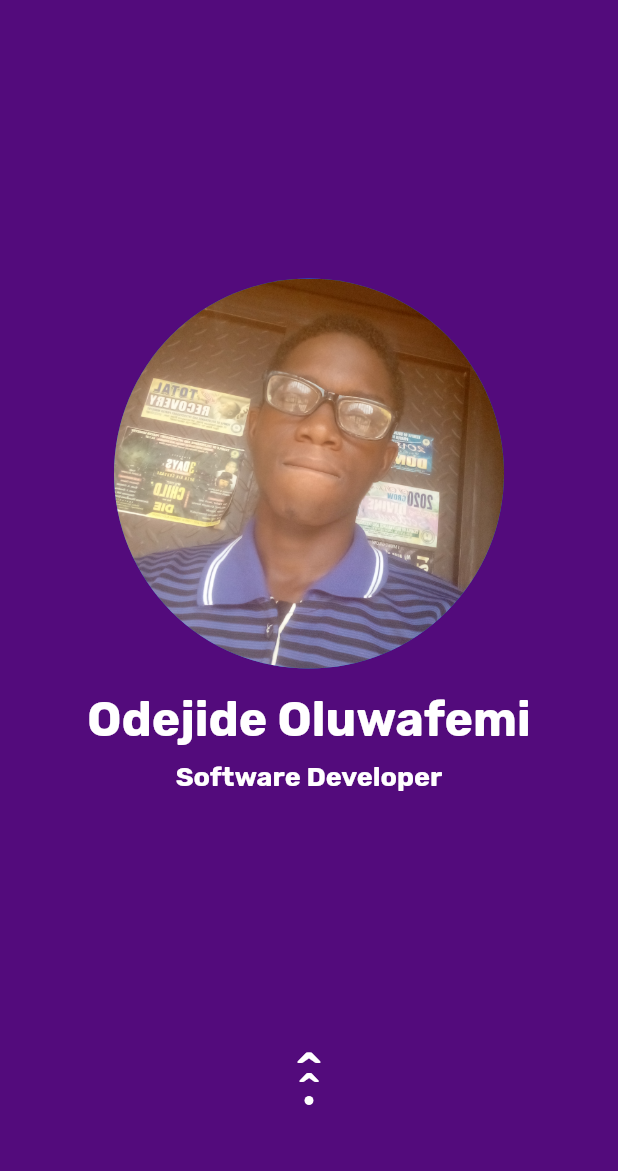
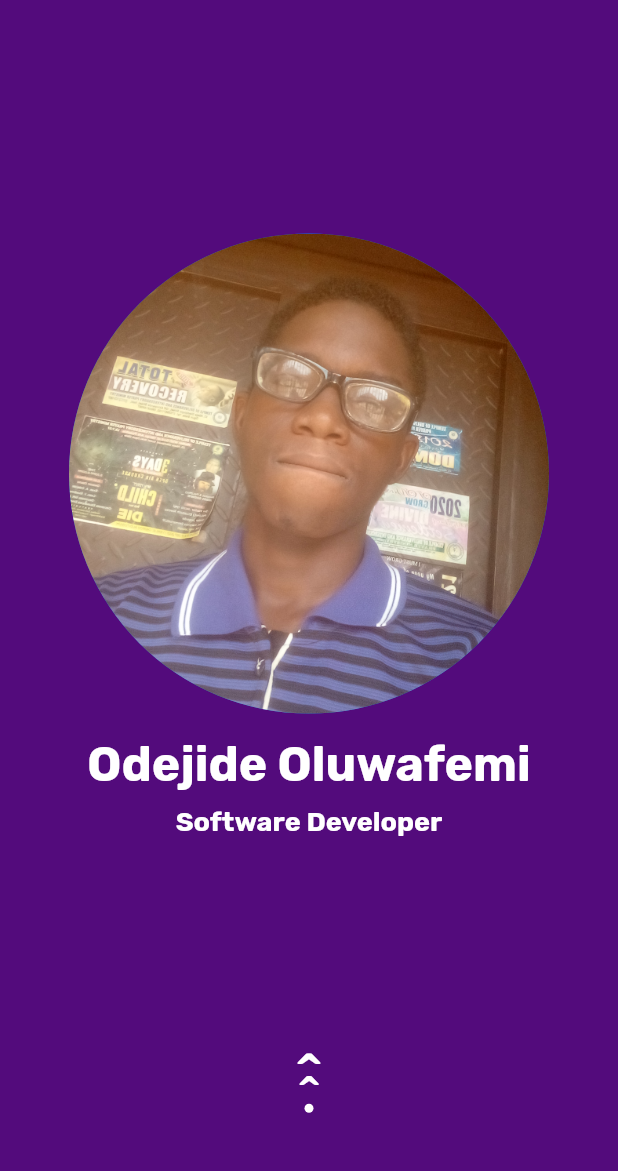
Before and after one commit to Odejide-Oluwafemi/ResumeApp, a Flutter app: the screen it shows after launch, on a phone screen of 412 x 824 dp, the part 65-1236 px from its top. Run offline on Flutter 3.47's test engine with Material 2 defaults, Android fonts, the phone set to English and light mode, and no system bars; our stand-ins replace google_fonts.

Commit message:
minimalistic animations and refactoring

```diff
--- a/lib/misc/app_colors.dart
+++ b/lib/misc/app_colors.dart
@@ -1,9 +1,8 @@
 import 'package:flutter/material.dart';
-import 'package:resume_app/misc/app_theme.dart';
-import 'package:resume_app/misc/config.dart';
 
+/// App Specific Colors
 class AppColors {
-  static Color appColor = Color.fromARGB(255, 83, 11, 124);
+  static Color appColor = const Color.fromARGB(255, 83, 11, 124);
   static const Color mainTextColor = Color(0xFF2e2e31);
   static const Color textColor = Colors.black87;
 }
--- a/lib/misc/config.dart
+++ b/lib/misc/config.dart
@@ -1,3 +1,4 @@
+/// Global variable
 library config.globals;
 
 import 'package:resume_app/misc/app_theme.dart';
--- a/lib/models/contact_model.dart
+++ b/lib/models/contact_model.dart
@@ -1,3 +1,4 @@
+/// Holds the Users' Contact Information
 class ContactModel {
   final String name;
   final String? imagePath;
--- a/lib/models/experience_model.dart
+++ b/lib/models/experience_model.dart
@@ -1,6 +1,12 @@
+/// Holds the Users' Project/Work History/Educational Background/Experience
 class ExperienceModel {
+  /// Title of Project / Job Post Held / The Experience in few words (e.g Volunteered to visit Orphanage Homes)
   final String projectTitle;
+
+  /// Full Description
   final String description;
+
+  /// An option path to an Icon that fits the [projectTitle].
   final String? imagePath;
 
   const ExperienceModel({
--- a/lib/models/skill_model.dart
+++ b/lib/models/skill_model.dart
@@ -1,5 +1,8 @@
 class SkillModel {
+  /// Path to image file
   final String imagePath;
+
+  /// Skill Name
   final String name;
 
   const SkillModel({
--- a/lib/pages/details_page.dart
+++ b/lib/pages/details_page.dart
@@ -9,13 +9,22 @@ import 'package:resume_app/widgets/social_card.dart';
 import 'package:resume_app/widgets/tech_stack_card.dart';
 import 'package:url_launcher/url_launcher.dart' as url_launcher;
 
+/// Full User Info Page
 class DetailsPage extends StatelessWidget {
+  /// The [UserModel] containing the necessary information. See [UserModel].
   final UserModel user;
   const DetailsPage(this.user, {super.key});
 
   @override
   Widget build(BuildContext context) {
-    Widget headerWithDivider(String headerText, {double size = 15}) {
+    /// Template for creating a Header Section
+    Widget headerWithDivider(
+      /// The Headers' Text
+      String headerText, {
+
+      /// Size of the [headerText]
+      double size = 15,
+    }) {
       return Column(
         children: [
           Center(child: MainText(headerText, size: size)),
@@ -31,17 +40,20 @@ class DetailsPage extends StatelessWidget {
     }
 
     return Scaffold(
-      body: ListView(
+      body: Container(
+        margin: const EdgeInsets.only(top: 25),
+        child: ListView(
           scrollDirection: Axis.vertical,
           children: [
             Padding(
               padding: const EdgeInsets.only(
                 top: 15,
-              left: 8,
-              right: 8,
+                left: 20,
+                right: 20,
               ),
               child: Column(
                 children: [
+                  // Overview Section
                   headerWithDivider("OVERVIEW"),
                   SizedBox(
                     child: Card(
@@ -58,6 +70,8 @@ class DetailsPage extends StatelessWidget {
                     ),
                   ),
                   const SizedBox(height: 18),
+
+                  // Skills Section
                   headerWithDivider("SKILLS"),
                   Card(
                     margin: const EdgeInsets.all(3),
@@ -66,7 +80,7 @@ class DetailsPage extends StatelessWidget {
                     child: Container(
                       width: double.maxFinite,
                       alignment: Alignment.center,
-                    height: 180,
+                      height: 250,
                       padding: const EdgeInsets.all(8),
                       child: GridView.count(
                         scrollDirection: Axis.vertical,
@@ -83,6 +97,8 @@ class DetailsPage extends StatelessWidget {
                     ),
                   ),
                   const SizedBox(height: 18),
+
+                  // Experiences/Projects Section
                   headerWithDivider("EXPERIENCES/PROJECTS"),
                   Card(
                     margin: const EdgeInsets.all(3),
@@ -143,8 +159,9 @@ class DetailsPage extends StatelessWidget {
                     ),
                   ),
                   const SizedBox(height: 18),
+
+                  //CONTACT SECTION
                   headerWithDivider("CONTACT ME"),
-                //CONTACT SECTION
                   Container(
                     width: double.maxFinite,
                     margin: const EdgeInsets.all(3),
@@ -172,9 +189,8 @@ class DetailsPage extends StatelessWidget {
                 ],
               ),
             ),
-          //START
+            const SizedBox(height: 23),
 
-          const SizedBox(height: 23),
             //FOOTER
             Container(
               width: double.maxFinite,
@@ -201,11 +217,20 @@ class DetailsPage extends StatelessWidget {
             ),
           ],
         ),
+      ),
     );
   }
 
-  Future<void> launch(BuildContext context, ContactModel model) async {
+  /// Launching a URL
+  Future<void> launch(
+    /// The [BuildContext]
+    BuildContext context,
+
+    /// The [ContactModel] containing the required Contact details. See [ContactModel]
+    ContactModel model,
+  ) async {
     //print("LAUNCH INITIATED OOO!!!!");
+    /// The Scheme indicating the type of the URL
     String? scheme;
     if (model.type.toLowerCase().contains('mail')) {
       scheme = 'mailto:';
@@ -234,19 +259,5 @@ class DetailsPage extends StatelessWidget {
     if (!await url_launcher.launchUrl(url)) {
       throw "Error Ocurred while Launching";
     }
-/*
-    final link = Uri(
-      scheme: scheme,
-      path: model.url,
-    );
-
-    if (await url_launcher.canLaunchUrl(link)) {
-      url_launcher.launchUrl(
-        link,
-      );
-    } else {
-      print("ERROR OOO!!!!");
-      throw Exception("An Error Occured! Check the Url and try again");
-    } */
   }
 }
--- a/lib/pages/overview_page.dart
+++ b/lib/pages/overview_page.dart
@@ -1,11 +1,21 @@
 import 'package:flutter/material.dart';
 import 'package:resume_app/misc/config.dart';
 import 'package:resume_app/widgets/main_text.dart';
+import 'package:resume_app/widgets/scroll_arrow.dart';
+import 'package:resume_app/widgets/user_image.dart';
 
+/// A Summary of the Users' Profile
 class OverviewPage extends StatelessWidget {
+  /// Users' Image Path
   final String? profileImagePath;
+
+  /// Users; Job Title
   final String jobTitle;
+
+  /// Users' Last Name
   final String lastName;
+
+  /// Users' First Name
   final String firstName;
 
   const OverviewPage({
@@ -19,12 +29,10 @@ class OverviewPage extends StatelessWidget {
   @override
   Widget build(BuildContext context) {
     return Scaffold(
+      // AppBar
       appBar: AppBar(
-        // toolbarHeight: 30,
         centerTitle: true,
         elevation: 0,
-        //backgroundColor:
-        //currentTheme.inDarkMode() ? Colors.black : AppColors.appColor,
         title: const Padding(
           padding: EdgeInsets.all(8.0),
           child: MainText(
@@ -32,7 +40,9 @@ class OverviewPage extends StatelessWidget {
             color: Colors.white,
           ),
         ),
+        // Right Side of [AppBar]
         actions: [
+          // Theme Switch button
           Padding(
             padding: const EdgeInsets.all(8.0),
             child: IconButton(
@@ -58,20 +68,14 @@ class OverviewPage extends StatelessWidget {
             Column(
               mainAxisAlignment: MainAxisAlignment.center,
               children: [
-                CircleAvatar(
-                  maxRadius: MediaQuery.of(context).orientation ==
+                UserImage(
+                  profileImagePath: profileImagePath,
+                  startSize: 20,
+                  endSize: MediaQuery.of(context).orientation ==
                               Orientation.landscape ||
                           MediaQuery.of(context).size.width > 720
-                      ? 70
-                      : 130,
-                  backgroundImage: AssetImage(profileImagePath!),
-                  child: profileImagePath != null
-                      ? Container()
-                      : const Icon(
-                          Icons.person,
-                          size: 90,
-                          color: Colors.white,
-                        ),
+                      ? 120
+                      : 160,
                 ),
                 const SizedBox(height: 15),
                 MainText(
@@ -93,45 +97,8 @@ class OverviewPage extends StatelessWidget {
             //BOTTOM ARROW
             MediaQuery.of(context).orientation == Orientation.landscape
                 ? Container()
-                : Container(
-                    width: 36,
-                    height: 80,
-                    alignment: Alignment.topCenter,
-                    child: Stack(
-                      alignment: Alignment.topCenter,
-                      children: [
-                        const Positioned(
-                          child: Text(
-                            '^',
-                            style: TextStyle(
-                              color: Colors.white,
-                              fontSize: 50,
-                            ),
-                          ),
-                        ),
-                        const Positioned(
-                          top: 16,
-                          child: Text(
-                            '^',
-                            style: TextStyle(
-                              color: Colors.white,
-                              fontSize: 42,
-                            ),
-                          ),
-                        ),
-                        Positioned(
-                          top: 40,
-                          child: Container(
-                            width: 6,
-                            height: 6,
-                            decoration: BoxDecoration(
-                              color: Colors.white,
-                              borderRadius: BorderRadius.circular(8),
-                            ),
-                          ),
-                        ),
-                      ],
-                    ),
+                : const SizedBox(
+                    child: ScrollArrow(),
                   ),
           ],
         ),
--- a/lib/widgets/app_text.dart
+++ b/lib/widgets/app_text.dart
@@ -1,5 +1,6 @@
 import 'package:flutter/material.dart';
 
+/// A Simple Text with adjustable theming for normal Texts
 class AppText extends StatelessWidget {
   final String text;
   final double size;
--- a/lib/widgets/experience_card.dart
+++ b/lib/widgets/experience_card.dart
@@ -3,8 +3,12 @@ import 'package:resume_app/misc/app_colors.dart';
 import 'package:resume_app/models/experience_model.dart';
 import 'package:resume_app/widgets/app_text.dart';
 
+///  The Widget for users' experiences/projects
 class ExperienceCard extends StatelessWidget {
+  /// The [ExperienceModel] containing the required details. See [ExperienceModel] class
   final ExperienceModel model;
+
+  /// Anything to be added at the bottom of the card, Usually the a Widget for showing the currently selected card in a List
   final Widget? bottomWidget;
   const ExperienceCard(this.model, {super.key, this.bottomWidget});
   @override
@@ -34,11 +38,6 @@ class ExperienceCard extends StatelessWidget {
                       )
                     : Container(),
               ),
-              /* CircleAvatar(
-                radius: 26,
-                backgroundImage: model.image.image,
-                child: model.image == null ? Icon(Icons.add) : Container(),
-              ), */
               const SizedBox(width: 8),
               Column(
                 crossAxisAlignment: CrossAxisAlignment.start,
@@ -78,11 +77,3 @@ class ExperienceCard extends StatelessWidget {
     );
   }
 }
-
-/*
-SingleChildScrollView(
-            child: AppText(
-              "A Software Enthusiast with Strong passion for Video Game and Mobile Application Development. He has been in the Software field for more than 4 years. He is a Team Player with great communication skills. Outside of the Tech space, he is a Guitarist and during his spare time, he engages in 3D modelling (blender), Photo Editing/Image Manipulation (GIMP) and Music Production (FL Studio).",
-            ),
-          ),
-*/
--- /dev/null
+++ b/lib/widgets/scroll_arrow.dart
@@ -0,0 +1,116 @@
+import 'package:flutter/material.dart';
+
+/// Animated Arrows indicating to the user that there is another page beneath
+/// Would probably make it reuseable...later...perhaps.
+class ScrollArrow extends StatefulWidget {
+  const ScrollArrow({super.key});
+
+  @override
+  State<ScrollArrow> createState() => _ScrollArrowState();
+}
+
+class _ScrollArrowState extends State<ScrollArrow>
+    with TickerProviderStateMixin {
+  // Setting up
+  late AnimationController _controller;
+  late AnimationController _controllerSlow;
+  late AnimationController _controllerVSlow;
+  late Animation<double> floatAnimationCenter;
+  late Animation<double> floatAnimationTop;
+  late Animation<double> floatAnimationBottom;
+
+  @override
+  void initState() {
+    // Initializing
+    super.initState();
+    _controller = AnimationController(
+      vsync: this,
+      duration: const Duration(seconds: 1),
+    );
+    _controllerSlow = AnimationController(
+      vsync: this,
+      duration: const Duration(seconds: 1, milliseconds: 50),
+    );
+    _controllerVSlow = AnimationController(
+      vsync: this,
+      duration: const Duration(seconds: 2),
+    );
+    floatAnimationCenter = Tween<double>(begin: 19, end: 8).animate(
+        CurvedAnimation(parent: _controller, curve: Curves.easeInOutCubic));
+    Tween<double>(begin: 16, end: 3).animate(
+        CurvedAnimation(parent: _controllerSlow, curve: Curves.easeInOutCubic));
+    Tween<double>(begin: 16, end: 3).animate(CurvedAnimation(
+        parent: _controllerVSlow, curve: Curves.easeInOutCubic));
+    floatAnimationTop =
+        Tween<double>(begin: 4, end: -1).animate(_controllerSlow);
+    floatAnimationBottom =
+        Tween<double>(begin: 46, end: 38).animate(_controllerVSlow);
+
+    _controller.addListener(() {
+      setState(() {});
+    });
+    _controllerSlow.addListener(() {
+      setState(() {});
+    });
+    _controllerVSlow.addListener(() {
+      setState(() {});
+    });
+
+    _controller.repeat(reverse: true);
+    _controllerSlow.repeat(reverse: true);
+    _controllerVSlow.repeat(reverse: true);
+  }
+
+  @override
+  void dispose() {
+    _controller.dispose();
+    _controllerSlow.dispose();
+    _controllerVSlow.dispose();
+    super.dispose();
+  }
+
+  @override
+  Widget build(BuildContext context) {
+    return Container(
+      width: 36,
+      height: 80,
+      alignment: Alignment.topCenter,
+      child: Stack(
+        alignment: Alignment.topCenter,
+        children: [
+          Positioned(
+            top: floatAnimationTop.value,
+            child: const Text(
+              '^',
+              style: TextStyle(
+                color: Colors.white,
+                fontSize: 50,
+              ),
+            ),
+          ),
+          Positioned(
+            top: floatAnimationCenter.value,
+            child: const Text(
+              '^',
+              style: TextStyle(
+                color: Colors.white,
+                fontSize: 42,
+              ),
+            ),
+          ),
+          Positioned(
+            top: floatAnimationBottom.value,
+            child: Container(
+              width: 6,
+              height: 6,
+              decoration: BoxDecoration(
+                color: Colors.white,
+                borderRadius: BorderRadius.circular(8),
+              ),
+            ),
+          ),
+        ],
+      ),
+    );
+  }
+}
--- a/lib/widgets/social_card.dart
+++ b/lib/widgets/social_card.dart
@@ -3,9 +3,14 @@ import 'package:resume_app/misc/app_colors.dart';
 import 'package:resume_app/models/contact_model.dart';
 import 'package:resume_app/widgets/main_text.dart';
 
+/// The Widget for users' contact handles
 class SocialCard extends StatelessWidget {
+  /// The [ContactModel] containing the contact details. See [ContactModel].
   final ContactModel model;
+
+  /// Callback to lauch the url and contact the contact, lol.
   final Function onTap;
+
   const SocialCard(this.model, {required this.onTap, super.key});
 
   @override
--- a/lib/widgets/tech_stack_card.dart
+++ b/lib/widgets/tech_stack_card.dart
@@ -3,14 +3,15 @@ import 'package:resume_app/misc/app_colors.dart';
 import 'package:resume_app/models/skill_model.dart';
 import 'package:resume_app/widgets/app_text.dart';
 
+/// The Widget for users' skillsets
 class TechStackCard extends StatelessWidget {
+  /// The [SkillModel] containing the required details. See [SkillModel] class
   final SkillModel model;
 
   const TechStackCard(this.model, {super.key});
   @override
   Widget build(BuildContext context) {
     return SizedBox(
-      //height: 500,
       child: Wrap(
         alignment: WrapAlignment.center,
         runAlignment: WrapAlignment.spaceEvenly,
@@ -26,11 +27,6 @@ class TechStackCard extends StatelessWidget {
               ),
             ),
           ),
-          /* CircleAvatar(
-            radius: 25,
-            backgroundImage: AssetImage(model.imagePath,),
-
-          ), */
           Divider(
             color: AppColors.appColor,
             thickness: 2.7,
@@ -41,7 +37,6 @@ class TechStackCard extends StatelessWidget {
           AppText(
             model.name,
             color: Colors.black87,
-            size: 12,
           ),
         ],
       ),
--- /dev/null
+++ b/lib/widgets/user_image.dart
@@ -0,0 +1,82 @@
+import 'package:flutter/material.dart';
+
+// The Profile Image shown on the Overview Page (animated as well)
+class UserImage extends StatefulWidget {
+  /// The initial radius
+  final double startSize;
+
+  /// The final radius
+  final double endSize;
+
+  /// Path to the image file
+  final String? profileImagePath;
+
+  /// Creates a CircleAvater Profile Image with an Intro Animation
+  const UserImage({
+    super.key,
+    required this.startSize,
+    required this.endSize,
+    this.profileImagePath,
+  });
+
+  @override
+  State<UserImage> createState() => _UserImageState();
+}
+
+class _UserImageState extends State<UserImage>
+    with SingleTickerProviderStateMixin {
+  // The AnimationController controls the animation
+  late AnimationController _controller;
+
+  // The Animation itself
+  late Animation<double> sizeAnimation;
+
+  // Runs when this class is instantiated
+  @override
+  void initState() {
+    // Calls initState() on the inherited parent
+    super.initState();
+
+    //  Initializes the properties for the animation e.g. Duration
+    _controller =
+        AnimationController(vsync: this, duration: const Duration(seconds: 3));
+
+    // Sets the animation values
+    sizeAnimation = Tween<double>(begin: widget.startSize, end: widget.endSize)
+        .animate(CurvedAnimation(parent: _controller, curve: Curves.bounceOut));
+
+    // Redraws the widget being animated every Tick
+    _controller.addListener(() {
+      setState(() {});
+    });
+
+    // Sets the animation to play forward
+    _controller.forward();
+  }
+
+  // Triggered when the object of this class is removed from the Widget tree (like a Destructor)
+  @override
+  void dispose() {
+    // Disposes our controller
+    _controller.dispose();
+
+    // calls dispose() on parent
+    super.dispose();
+  }
+
+  @override
+  Widget build(BuildContext context) {
+    return CircleAvatar(
+      radius: sizeAnimation.value,
+      backgroundImage: AssetImage(widget.profileImagePath!),
+      child: widget.profileImagePath != null
+          // Uses an Icon when no image path is provided
+          ? Container()
+          : const Icon(
+              Icons.person,
+              size: 90,
+              color: Colors.white,
+            ),
+    );
+  }
+}
```
Also changed, not shown: lib/misc/app_theme.dart (+11 -0 lines), lib/models/user_model.dart (+18 -0 lines), lib/widgets/main_text.dart (+8 -0 lines). Lines whose indentation alone changed are shown as unchanged.
